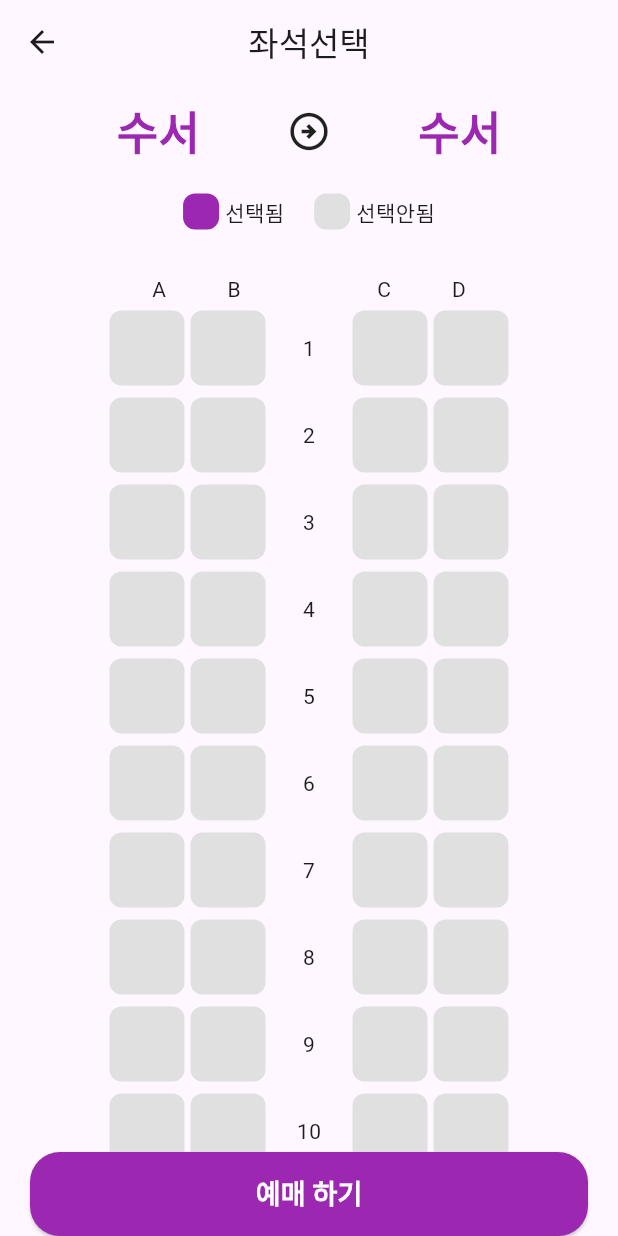
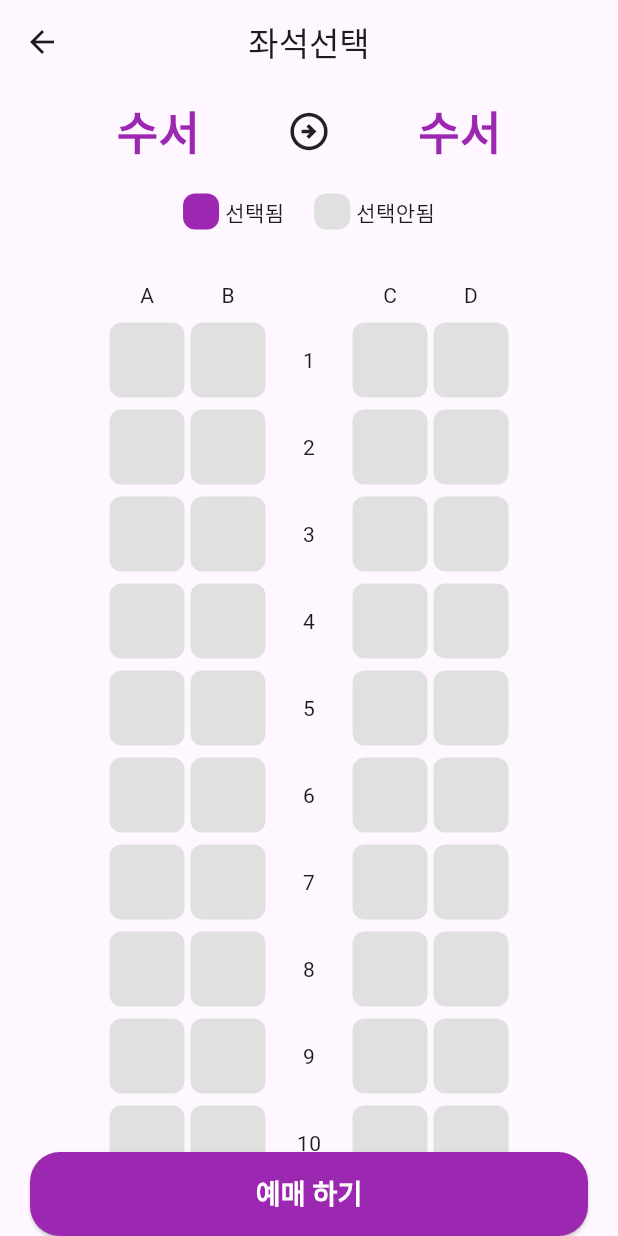
Before and after one commit to moong414/flutter_train_app, a Flutter app: the SeatPage screen opened directly, on a phone screen of 412 x 824 dp. Run offline on Flutter 3.47's test engine with Material 3 defaults, Android fonts, the phone set to English and light mode, and no system bars.

Commit message:
feat: Navigator이벤트 추가, seat_page 간격 변경

```diff
--- a/lib/home_page.dart
+++ b/lib/home_page.dart
@@ -78,7 +78,7 @@ class _SelectStaionBoxState extends State<SelectStaionBox> {
   void goToStationList() async {
     var result = await Navigator.push(
       context,
-      MaterialPageRoute(builder: (context) => const StationListPage()),
+      MaterialPageRoute(builder: (context) => StationListPage(stTitle: widget.stTitle)),
     );
 
     if(result != null){
--- a/lib/seat_page.dart
+++ b/lib/seat_page.dart
@@ -89,11 +89,53 @@ class SeatPage extends StatelessWidget {
                     Row(
                       mainAxisAlignment: MainAxisAlignment.center,
                       children: [
-                        SizedBox(width: 50, child: Center(child: Text('A'))),
-                        SizedBox(width: 50, child: Center(child: Text('B'))),
-                        SizedBox(width: 50),
-                        SizedBox(width: 50, child: Center(child: Text('C'))),
-                        SizedBox(width: 50, child: Center(child: Text('D'))),
+                        Padding(
+                          padding: const EdgeInsets.symmetric(
+                            horizontal: 2,
+                            vertical: 4,
+                          ),
+                          child: SizedBox(
+                            width: 50,
+                            child: Center(child: Text('A')),
+                          ),
+                        ),
+                        Padding(
+                          padding: const EdgeInsets.symmetric(
+                            horizontal: 2,
+                            vertical: 4,
+                          ),
+                          child: SizedBox(
+                            width: 50,
+                            child: Center(child: Text('B')),
+                          ),
+                        ),
+                        Padding(
+                          padding: const EdgeInsets.symmetric(
+                            horizontal: 2,
+                            vertical: 4,
+                          ),
+                          child: SizedBox(width: 50),
+                        ),
+                        Padding(
+                          padding: const EdgeInsets.symmetric(
+                            horizontal: 2,
+                            vertical: 4,
+                          ),
+                          child: SizedBox(
+                            width: 50,
+                            child: Center(child: Text('C')),
+                          ),
+                        ),
+                        Padding(
+                          padding: const EdgeInsets.symmetric(
+                            horizontal: 2,
+                            vertical: 4,
+                          ),
+                          child: SizedBox(
+                            width: 50,
+                            child: Center(child: Text('D')),
+                          ),
+                        ),
                       ],
                     ),
                     for (int i = 1; i <= 20; i++) seatRow(i),
--- a/lib/station_list_page.dart
+++ b/lib/station_list_page.dart
@@ -1,12 +1,17 @@
 import 'package:flutter/material.dart';
 
-class StationListPage extends StatelessWidget {
-  const StationListPage({super.key});
+class StationListPage extends StatefulWidget {
+  final String stTitle;
+  const StationListPage({super.key, required this.stTitle});
+  @override
+  State<StationListPage> createState() => _StationListPageState();
+}
 
+class _StationListPageState extends State<StationListPage> {
   @override
   Widget build(BuildContext context) {
     return Scaffold(
-      appBar: AppBar(title: Text('출발역'), centerTitle: true),
+      appBar: AppBar(title: Text(widget.stTitle), centerTitle: true),
       body: SingleChildScrollView(
         child: Column(
           children: [
@@ -35,9 +40,14 @@ class StationListPage extends StatelessWidget {
           bottom: BorderSide(color: Colors.grey[300] ?? Colors.grey, width: 1),
         ),
       ),
-      child: Padding(
-        padding: const EdgeInsets.symmetric(horizontal: 20, vertical: 15),
-        child: Text(stName, style: TextStyle(fontSize: 18)),
+      child: GestureDetector(
+        onTap: (){
+          Navigator.pop(context, stName);
+        },
+        child: Padding(
+          padding: const EdgeInsets.symmetric(horizontal: 20, vertical: 15),
+          child: Text(stName, style: TextStyle(fontSize: 18)),
+        ),
       ),
     );
   }
```
Lines whose indentation alone changed are shown as unchanged.
